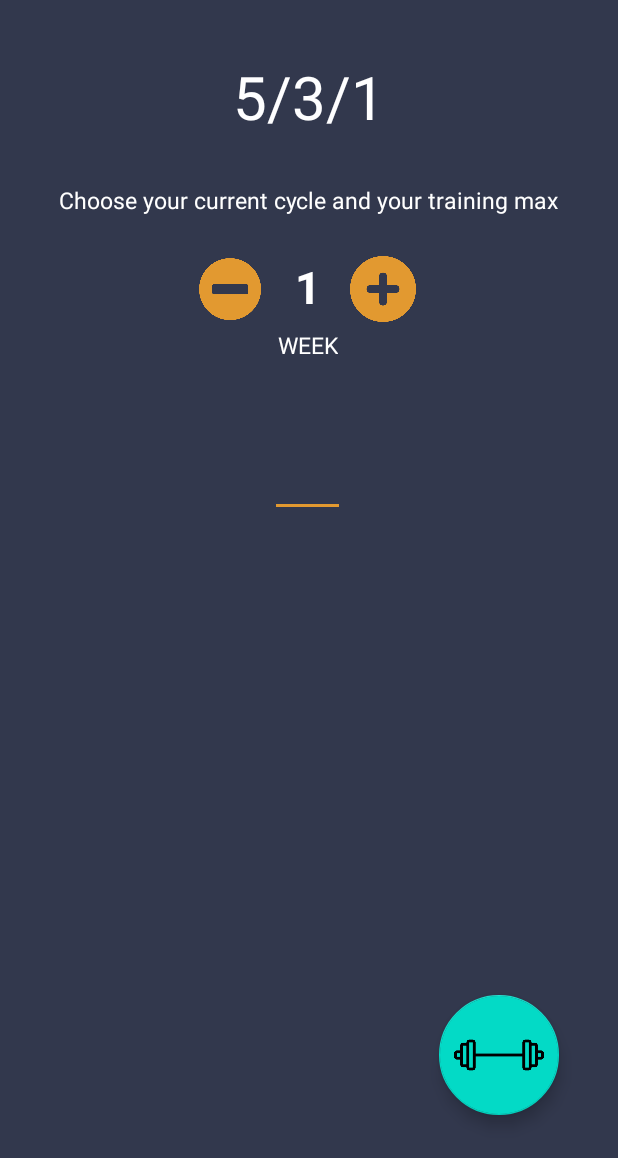
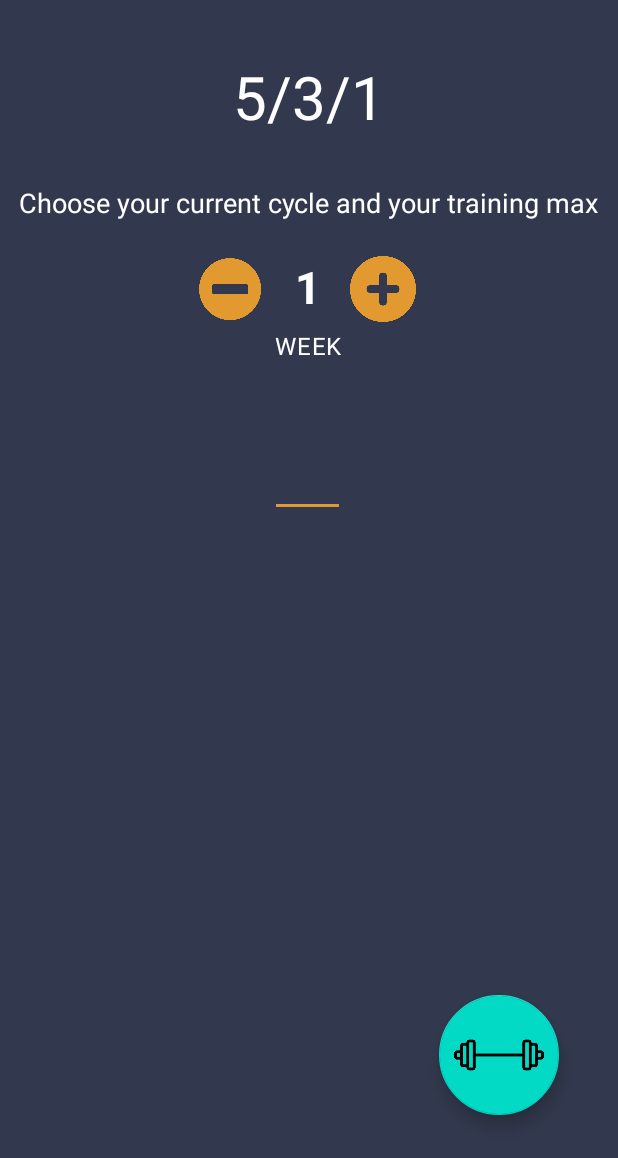
Before and after one commit to BudiGabe/Workout-Planner, an Android app: the layout fragment_531.xml on its own in the app's theme, with its tools: preview values and no code run, on a phone screen of 412 x 824 dp. Shown: the top 1158 px of the screen. Run offline under Robolectric (Android 15) with nearby library versions, the phone set to English and light mode, and no system bars.

```diff
--- a/app/src/main/res/layout/fragment_531.xml
+++ b/app/src/main/res/layout/fragment_531.xml
@@ -39,7 +39,7 @@
         android:layout_marginBottom="8dp"
         android:text="Choose your current cycle and your training max"
         android:textColor="@android:color/background_light"
-        android:textSize="15sp"
+        android:textSize="18sp"
         app:layout_constraintBottom_toBottomOf="parent"
         app:layout_constraintEnd_toEndOf="parent"
         app:layout_constraintHorizontal_bias="0.494"
--- a/app/src/main/res/layout/fragment_bbb.xml
+++ b/app/src/main/res/layout/fragment_bbb.xml
@@ -111,6 +111,7 @@
         android:layout_marginBottom="8dp"
         android:text="Choose a training max and a workout scheme"
         android:textColor="@android:color/background_light"
+        android:textSize="18sp"
         app:layout_constraintBottom_toBottomOf="parent"
         app:layout_constraintEnd_toEndOf="parent"
         app:layout_constraintStart_toStartOf="parent"
--- a/app/src/main/res/layout/fragment_custom.xml
+++ b/app/src/main/res/layout/fragment_custom.xml
@@ -122,6 +122,7 @@
         android:layout_marginBottom="8dp"
         android:text="Calculate a custom percentage"
         android:textColor="@android:color/background_light"
+        android:textSize="18sp"
         app:layout_constraintBottom_toBottomOf="parent"
         app:layout_constraintEnd_toEndOf="parent"
         app:layout_constraintStart_toStartOf="parent"
--- a/app/src/main/res/layout/mein_view.xml
+++ b/app/src/main/res/layout/mein_view.xml
@@ -13,8 +13,7 @@
         android:layout_marginTop="8dp"
         android:layout_marginBottom="8dp"
         android:text="WEEK"
-        android:textColor="@android:color/background_light"
-        android:textSize="15dp"
+        android:textAppearance="@style/TextAppearance.MaterialComponents.Body1"
         app:layout_constraintBottom_toBottomOf="parent"
         app:layout_constraintEnd_toEndOf="@+id/cycleNum"
         app:layout_constraintStart_toStartOf="@+id/cycleNum"
```
Also changed, not shown: app/src/main/java/com/example/razok/percents/FragmentCommon.java (+1 -10 lines), app/src/main/ic_launcher-web.png (added), app/src/main/ic_launcher_round-web.png (added), app/src/main/res/mipmap-hdpi/ic_launcher.png, app/src/main/res/mipmap-hdpi/ic_launcher_round.png, app/src/main/res/mipmap-mdpi/ic_launcher.png, app/src/main/res/mipmap-mdpi/ic_launcher_round.png, app/src/main/res/mipmap-xhdpi/ic_launcher.png, app/src/main/res/mipmap-xhdpi/ic_launcher_round.png, app/src/main/res/mipmap-xxhdpi/ic_launcher.png, app/src/main/res/mipmap-xxhdpi/ic_launcher_round.png, app/src/main/res/mipmap-xxxhdpi/ic_launcher.png, app/src/main/res/mipmap-xxxhdpi/ic_launcher_round.png.
